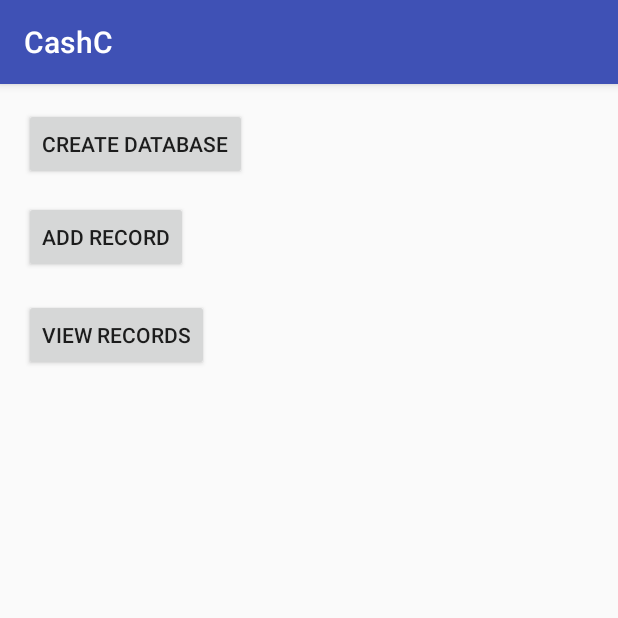
After one commit to andrake16/CashC, an Android app: the DBActivity screen opened directly, with no data from a screen before it, on a phone screen of 412 x 824 dp, the top half of it. The commit adds this screen. Run offline under Robolectric (Android 15) with nearby library versions, the phone set to English and light mode, and no system bars.

Commit message:
begin cursors database

```diff
--- a/app/build.gradle
+++ b/app/build.gradle
@@ -25,5 +25,6 @@ dependencies {
         exclude group: 'com.android.support', module: 'support-annotations'
     })
     compile 'com.android.support:appcompat-v7:23.4.0'
+    compile 'com.android.support:support-v4:23.4.0'
     testCompile 'junit:junit:4.12'
 }
--- /dev/null
+++ b/app/src/main/java/com/nd/cashc/DBActivity.java
@@ -0,0 +1,13 @@
+package com.nd.cashc;
+
+import android.support.v7.app.AppCompatActivity;
+import android.os.Bundle;
+
+public class DBActivity extends AppCompatActivity {
+
+    @Override
+    protected void onCreate(Bundle savedInstanceState) {
+        super.onCreate(savedInstanceState);
+        setContentView(R.layout.activity_db);
+    }
+}
--- /dev/null
+++ b/app/src/main/res/layout/activity_db.xml
@@ -0,0 +1,36 @@
+<?xml version="1.0" encoding="utf-8"?>
+<LinearLayout xmlns:android="http://schemas.android.com/apk/res/android"
+    xmlns:tools="http://schemas.android.com/tools"
+    android:id="@+id/activity_db"
+    android:layout_width="match_parent"
+    android:layout_height="match_parent"
+    android:paddingBottom="@dimen/activity_vertical_margin"
+    android:paddingLeft="@dimen/activity_horizontal_margin"
+    android:paddingRight="@dimen/activity_horizontal_margin"
+    android:paddingTop="@dimen/activity_vertical_margin"
+    tools:context="com.nd.cashc.DBActivity"
+    android:orientation="vertical">
+
+    <Button
+        android:text="Create Database"
+        android:layout_width="wrap_content"
+        android:layout_height="wrap_content"
+        android:layout_marginRight="94dp"
+        android:layout_marginEnd="94dp"
+        android:id="@+id/buttonCreateDB" />
+
+    <Button
+        android:text="Add Record"
+        android:layout_width="wrap_content"
+        android:layout_height="wrap_content"
+        android:layout_marginTop="14dp"
+        android:id="@+id/buttonAddRecord" />
+
+    <Button
+        android:text="View Records"
+        android:layout_width="wrap_content"
+        android:layout_height="wrap_content"
+        android:layout_marginTop="17dp"
+        android:id="@+id/button3"
+        android:layout_alignLeft="@+id/buttonViewRecords"/>
+</LinearLayout>
--- a/app/src/main/res/values/colors.xml
+++ b/app/src/main/res/values/colors.xml
@@ -1,6 +1,6 @@
 <?xml version="1.0" encoding="utf-8"?>
 <resources>
-    <color name="colorPrimary">#3F51B5</color>
+    <color name="colorPrimary">#3f51b5</color>
     <color name="colorPrimaryDark">#303F9F</color>
     <color name="colorAccent">#FF4081</color>
 </resources>
--- a/app/src/main/res/values/styles.xml
+++ b/app/src/main/res/values/styles.xml
@@ -8,4 +8,9 @@
         <item name="colorAccent">@color/colorAccent</item>
     </style>
 
+    <style name="addProduct">
+        <item name="android:layout_width">match_parent</item>
+        <item name="android:layout_height">wrap_content</item>
+    </style>
+
 </resources>
```
Also changed, not shown: app/src/main/AndroidManifest.xml (+4 -3 lines), app/src/main/java/com/nd/cashc/DataBase/CursorSystem/CC_DatabaseHelper.java (added, +41 -0 lines), app/src/main/java/com/nd/cashc/MainActivity.java (+12 -22 lines), app/src/main/java/com/nd/cashc/addProduct.java (added, +108 -0 lines), app/src/main/java/com/nd/cashc/addProductActivity.java (added, +13 -0 lines), app/src/main/java/com/nd/cashc/handler.java (deleted, +0 -91 lines), app/src/main/res/drawable/EditTextDrawable.xml (added, +14 -0 lines), app/src/main/res/layout/activity_add_product.xml (added, +82 -0 lines), app/src/main/res/layout/activity_handler.xml (deleted, +0 -43 lines), app/src/main/res/layout/activity_main.xml (+6 -12 lines), app/src/main/res/layout/fragment_add_product.xml (added, +13 -0 lines), app/src/main/res/values/strings.xml (+8 -0 lines).
